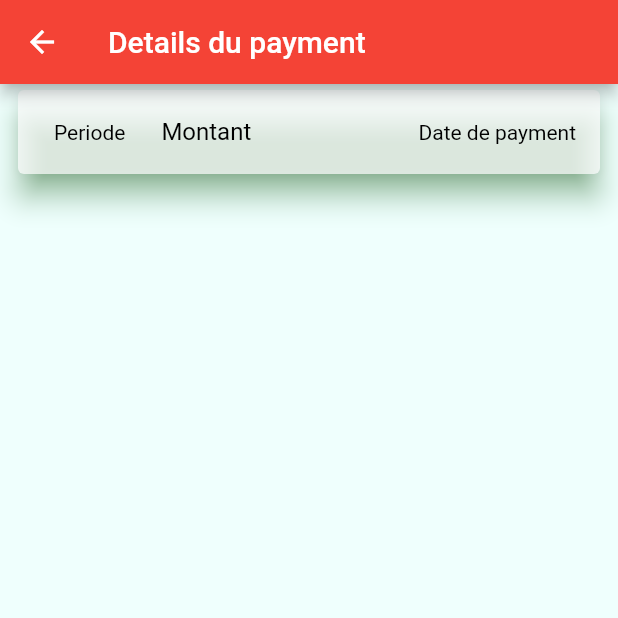
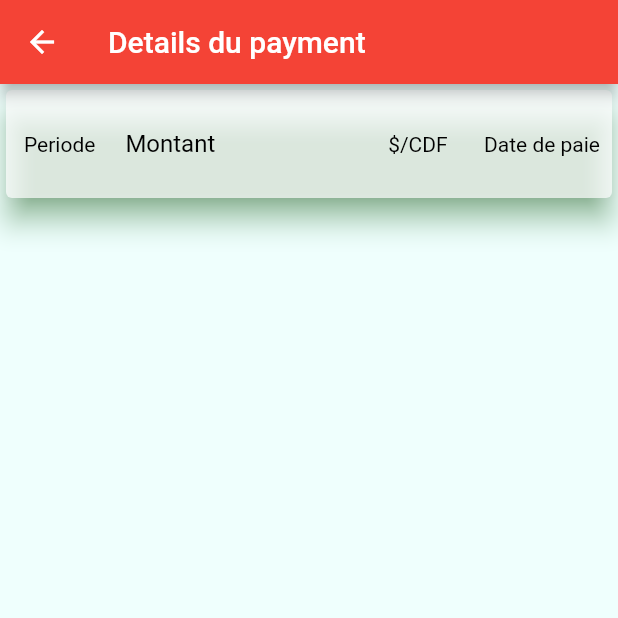
Before and after one commit to enyo10/otis, a Flutter app: the PaymentDetails screen opened directly with empty values, on a phone screen of 412 x 824 dp, the top half of it. Run offline on Flutter 3.47's test engine with Material 2 defaults, Android fonts, the phone set to English and light mode, and no system bars; our stand-ins replace animated_text_kit, month_picker_dialog, sqflite; missing offline and left inert: sqflite_migration; accounts and stored records are empty.

Commit message:
payment list tile code modification

```diff
--- a/lib/helper.dart
+++ b/lib/helper.dart
@@ -67,19 +67,22 @@ Map<int, String> monthMap = {
 
 class Data {
   final int month;
-  final List<Payment>_payments = [];
+  final List<Payment> _payments = [];
 
   Data({required this.month});
 
-  addPayment(Payment payment){
+  addPayment(Payment payment) {
     _payments.add(payment);
   }
-  get payments =>_payments;
+
+  get payments => _payments;
 }
 
- String stringValue(DateTime dateTime){
+String stringValue(DateTime dateTime) {
   return "${dateTime.day}/${dateTime.month}/${dateTime.year}";
 }
+
+List<String> currencies = ['\$','CDF'];
 
 const kBottomContainerHeight = 80.0;
 const kBottomContainerColor = Color(0xFFEB1555);
@@ -87,14 +90,11 @@ const kActiveCardColor = Color(0xFF1D1E33);
 const kInactiveCardColor = Color(0xFF111328);
 
 const kLabelTextStyle = TextStyle(
-  fontSize: 15.0,
-  color: Color(0xFF8D8E98),
-  fontStyle: FontStyle.italic
-);
+    fontSize: 15.0, color: Color(0xFF8D8E98), fontStyle: FontStyle.italic);
 
 const kNumberTextStyle = TextStyle(fontSize: 50, fontWeight: FontWeight.w900);
 const kLargeButtonTextStyle =
-TextStyle(fontSize: 25.0, fontWeight: FontWeight.bold);
+    TextStyle(fontSize: 25.0, fontWeight: FontWeight.bold);
 const kTextStyle = TextStyle(fontSize: 40.0, fontWeight: FontWeight.bold);
 const kResultStyle = TextStyle(
     fontSize: 22.0, fontWeight: FontWeight.bold, color: Color(0xFF24D876));
@@ -103,21 +103,20 @@ const kBodyTextStyle = TextStyle(
   fontSize: 22.0,
 );
 
-
 class Palette {
   static const MaterialColor kToDark = MaterialColor(
     0xffe55f48, // 0% comes in here, this will be color picked if no shade is selected when defining a Color property which doesn’t require a swatch.
     <int, Color>{
-      50: Color(0xffce5641 ),//10%
-      100: Color(0xffb74c3a),//20%
-      200: Color(0xffa04332),//30%
-      300: Color(0xff89392b),//40%
-      400: Color(0xff733024),//50%
-      500: Color(0xff5c261d),//60%
-      600: Color(0xff451c16),//70%
-      700: Color(0xff2e130e),//80%
-      800: Color(0xff170907),//90%
-      900: Color(0xff000000),//100%
+      50: Color(0xffce5641), //10%
+      100: Color(0xffb74c3a), //20%
+      200: Color(0xffa04332), //30%
+      300: Color(0xff89392b), //40%
+      400: Color(0xff733024), //50%
+      500: Color(0xff5c261d), //60%
+      600: Color(0xff451c16), //70%
+      700: Color(0xff2e130e), //80%
+      800: Color(0xff170907), //90%
+      900: Color(0xff000000), //100%
     },
   );
 } //
--- a/lib/models/payment.dart
+++ b/lib/models/payment.dart
@@ -7,10 +7,12 @@ class Payment {
   final DateTime paymentDate;
   final Period paymentPeriod;
   final String currency;
+  final double rate;
 
   Payment(
       {required this.paymentId,
       required this.amount,
+      required this.rate,
       required this.ownerId,
       required this.paymentDate,
       required this.currency,
@@ -22,10 +24,10 @@ class Payment {
         paymentDate = DateTime.parse(map['payment_date']),
         paymentPeriod = Period(month: map['month'], year: map['year']),
         amount = map['amount'],
+        rate = map['rate'],
         currency = map['currency'];
 
-
-  String stringValue(){
+  String stringValue() {
     return '${paymentPeriod.toString()}, $amount, $currency,';
   }
 
--- a/lib/screens/lodging_details.dart
+++ b/lib/screens/lodging_details.dart
@@ -1,4 +1,3 @@
-import 'package:flutter/foundation.dart';
 import 'package:flutter/material.dart';
 import 'package:otis/helper.dart';
 import 'package:otis/models/occupant.dart';
@@ -342,8 +341,9 @@ class _LodgingDetailsState extends State<LodgingDetails> {
 
   double getSum(List<Payment> payments) {
     var sum = 0.0;
+
     for (Payment payment in payments) {
-      sum += payment.amount;
+      sum += payment.amount / payment.rate;
     }
     return sum;
   }
--- a/lib/widgets/payment_list_tile.dart
+++ b/lib/widgets/payment_list_tile.dart
@@ -13,27 +13,24 @@ class PaymentListTile extends StatelessWidget {
 
   @override
   Widget build(BuildContext context) {
-    return Padding(
-      padding: const EdgeInsets.only(left: 8.0, right: 8.0),
-      child: Card(
+    return Card(
       //semanticContainer: false,
       shadowColor: Colors.green,
-        elevation: 8.0,
+      elevation: 4.0,
       /*shape: OutlineInputBorder(*/
       /*    borderRadius: BorderRadius.circular(10),*/
       /*    borderSide: const BorderSide(color: Colors.white))*/
       child: ListTile(
         textColor: Colors.black,
         leading: Padding(
-            padding: const EdgeInsets.all(8.0),
+          padding: const EdgeInsets.only(top: 4.0, bottom: 4.0),
           child: Text(
             payment.paymentPeriod.toString(),
           ),
         ),
-          title: Text(" ${payment.amount} ${payment.currency}"),
+        title: Text(" ${payment.amount}"),
         trailing: Text(
-            " ${stringValue(payment.paymentDate)}",
-          ),
+          "${payment.rate}          ${stringValue(payment.paymentDate)} ",
         ),
       ),
     );
@@ -45,9 +42,7 @@ class PaymentTileHeader extends StatelessWidget {
 
   @override
   Widget build(BuildContext context) {
-    return const Padding(
-      padding:  EdgeInsets.only(left: 8.0, right: 8.0),
-      child: Card(
+    return  Card(
       color: Colors.white70,
       //semanticContainer: false,
       shadowColor: Colors.green,
@@ -56,17 +51,16 @@ class PaymentTileHeader extends StatelessWidget {
       /*    borderRadius: BorderRadius.circular(10),*/
       /*    borderSide: const BorderSide(color: Colors.white))*/
       child: ListTile(
+        contentPadding:
+        const EdgeInsets.symmetric(vertical: 8.0, horizontal: 8.0),
         textColor: Colors.black,
-          leading: Padding(
-            padding: EdgeInsets.all(8.0),
-            child: Text(
-              'Periode'
+        leading: const Padding(
+          padding: EdgeInsets.all(4.0),
+          child: Text('Periode'),
         ),
-          ),
-          title: Text("Montant"),
-          trailing: Text(
-            " Date de payment",
-          ),
+        title: const Text("Montant"),
+        trailing: Text("${currencies.elementAt(0)}/${currencies.elementAt(1)}"
+            "       Date de paie"
         ),
       ),
     );
--- a/lib/widgets/payment_tile.dart
+++ /dev/null
@@ -1,16 +0,0 @@
-import 'package:flutter/material.dart';
-import '../models/payment.dart';
-
-
-class PaymentTile extends StatelessWidget {
-  final Payment payment;
-  const PaymentTile({Key? key, required this.payment}) : super(key: key);
-
-  @override
-  Widget build(BuildContext context) {
-    String data = payment.amount.toString();
-    return  ListTile(
-      title: Text(data),
-    );
-  }
-}
```
Also changed, not shown: lib/main.dart (+0 -8 lines), lib/widgets/add_payment.dart (+26 -51 lines), pubspec.yaml (+5 -5 lines). Lines whose indentation alone changed are shown as unchanged.
